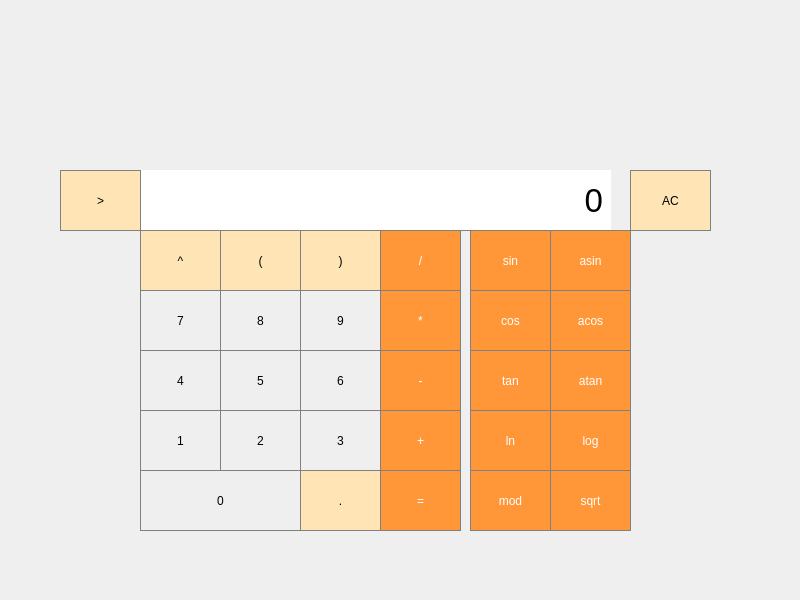
First picture: the form in src/front/thracebe_calc/mainwindow.ui, repository sagadief/SmartCalc-v1.0, before the edit.
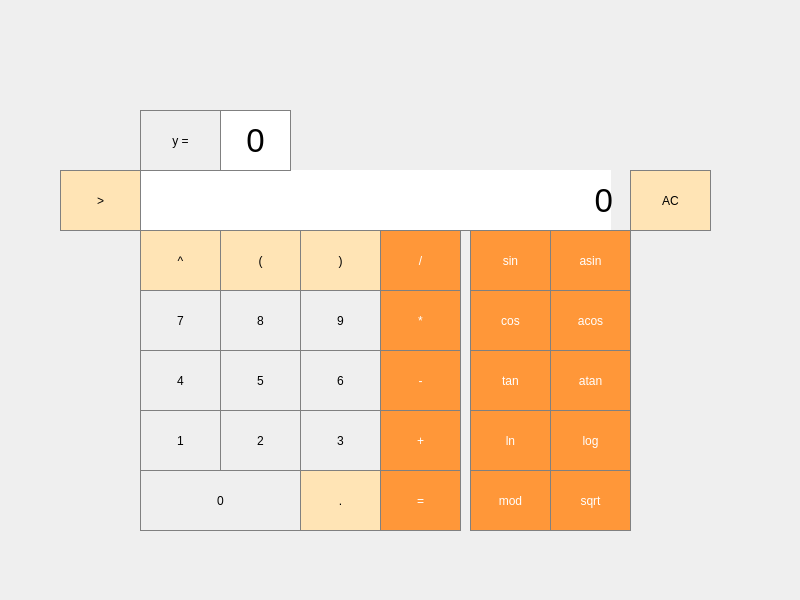
Second picture: the form after the edit.

The edit to the form file:
```diff
--- a/src/front/thracebe_calc/mainwindow.ui
+++ b/src/front/thracebe_calc/mainwindow.ui
@@ -12,13 +12,19 @@
   </property>
   <property name="minimumSize">
    <size>
-    <width>0</width>
-    <height>0</height>
+    <width>140</width>
+    <height>110</height>
    </size>
   </property>
   <property name="windowTitle">
    <string>MainWindow</string>
   </property>
+  <property name="layoutDirection">
+   <enum>Qt::RightToLeft</enum>
+  </property>
+  <property name="autoFillBackground">
+   <bool>false</bool>
+  </property>
   <widget class="QWidget" name="centralwidget">
    <widget class="QLabel" name="resultat">
     <property name="geometry">
@@ -973,6 +979,71 @@
      <string>&gt;</string>
     </property>
    </widget>
+   <widget class="QPushButton" name="y_equal">
+    <property name="geometry">
+     <rect>
+      <x>140</x>
+      <y>110</y>
+      <width>81</width>
+      <height>61</height>
+     </rect>
+    </property>
+    <property name="minimumSize">
+     <size>
+      <width>61</width>
+      <height>61</height>
+     </size>
+    </property>
+    <property name="styleSheet">
+     <string notr="true">QPushButton {
+   border: 1px solid gray;
+}
+QPushButton:pressed {
+    background-color: qlineargradient(x1: 0, y1: 0, x2: 0, y2: 1,
+                                      stop: 0 #dadbde, stop: 1 #f6f7fa);
+}</string>
+    </property>
+    <property name="text">
+     <string>y =</string>
+    </property>
+   </widget>
+   <widget class="QLabel" name="peremen_y">
+    <property name="geometry">
+     <rect>
+      <x>220</x>
+      <y>110</y>
+      <width>81</width>
+      <height>61</height>
+     </rect>
+    </property>
+    <property name="minimumSize">
+     <size>
+      <width>61</width>
+      <height>61</height>
+     </size>
+    </property>
+    <property name="font">
+     <font>
+      <pointsize>25</pointsize>
+     </font>
+    </property>
+    <property name="layoutDirection">
+     <enum>Qt::LeftToRight</enum>
+    </property>
+    <property name="styleSheet">
+     <string notr="true">QPushButton {
+   border: 1px solid gray;
+}
+QLabel {border: 1px solid gray; alignment: AlignVCenter | AlignRight; border-bottom: 1px solid gray; margin-right: 10px; } QLabel { background-color: white; }
+</string>
+    </property>
+    <property name="text">
+     <string>0</string>
+    </property>
+    <property name="alignment">
+     <set>Qt::AlignCenter</set>
+    </property>
+   </widget>
   </widget>
  </widget>
  <resources/>
```
